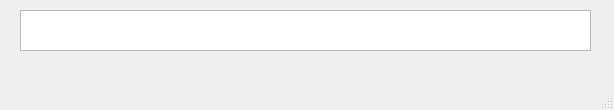
CryStudyOrganization/Process-Threads, file DataView/mainwindow.ui: the form before one commit.
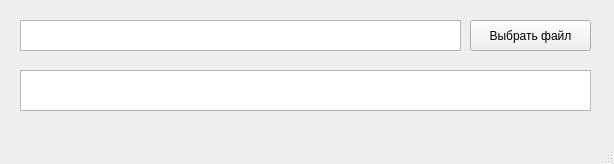
The form after the commit.

```diff
--- a/DataView/mainwindow.ui
+++ b/DataView/mainwindow.ui
@@ -7,7 +7,7 @@
     <x>0</x>
     <y>0</y>
     <width>614</width>
-    <height>110</height>
+    <height>164</height>
    </rect>
   </property>
   <property name="windowTitle">
@@ -18,12 +18,35 @@
     <property name="geometry">
      <rect>
       <x>20</x>
-      <y>10</y>
+      <y>70</y>
       <width>571</width>
       <height>41</height>
      </rect>
     </property>
    </widget>
+   <widget class="QPushButton" name="selectedPathButton">
+    <property name="geometry">
+     <rect>
+      <x>470</x>
+      <y>20</y>
+      <width>121</width>
+      <height>31</height>
+     </rect>
+    </property>
+    <property name="text">
+     <string>Выбрать файл</string>
+    </property>
+   </widget>
+   <widget class="QTextBrowser" name="currPath">
+    <property name="geometry">
+     <rect>
+      <x>20</x>
+      <y>20</y>
+      <width>441</width>
+      <height>31</height>
+     </rect>
+    </property>
+   </widget>
   </widget>
   <widget class="QMenuBar" name="menubar">
    <property name="geometry">
```
